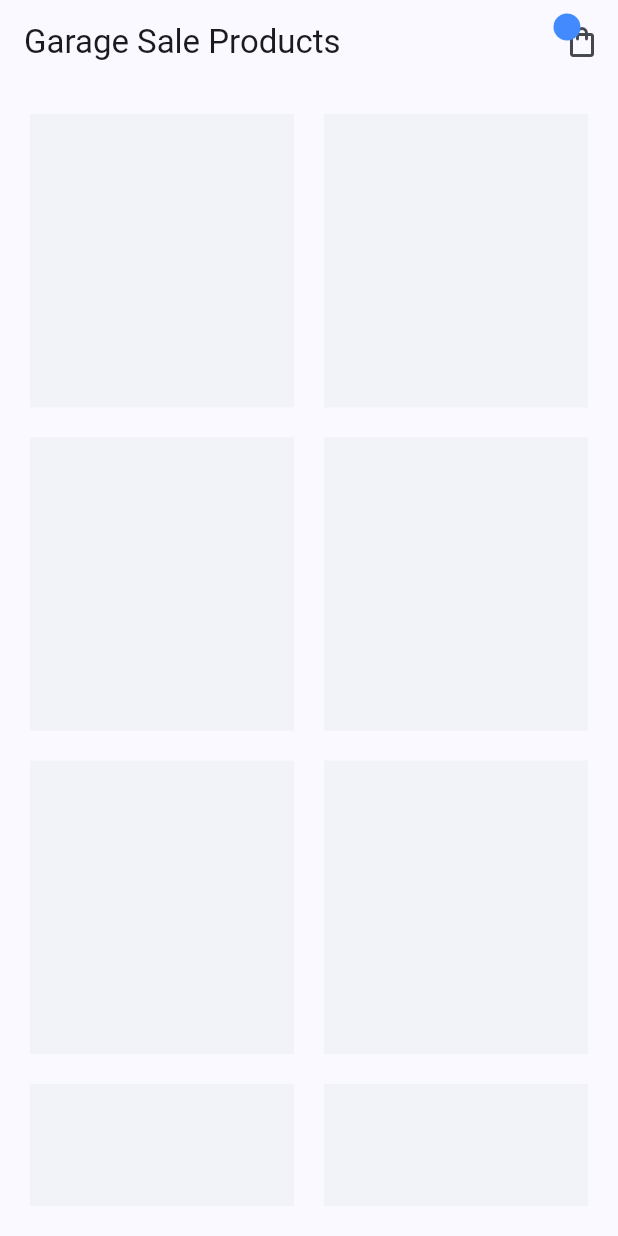
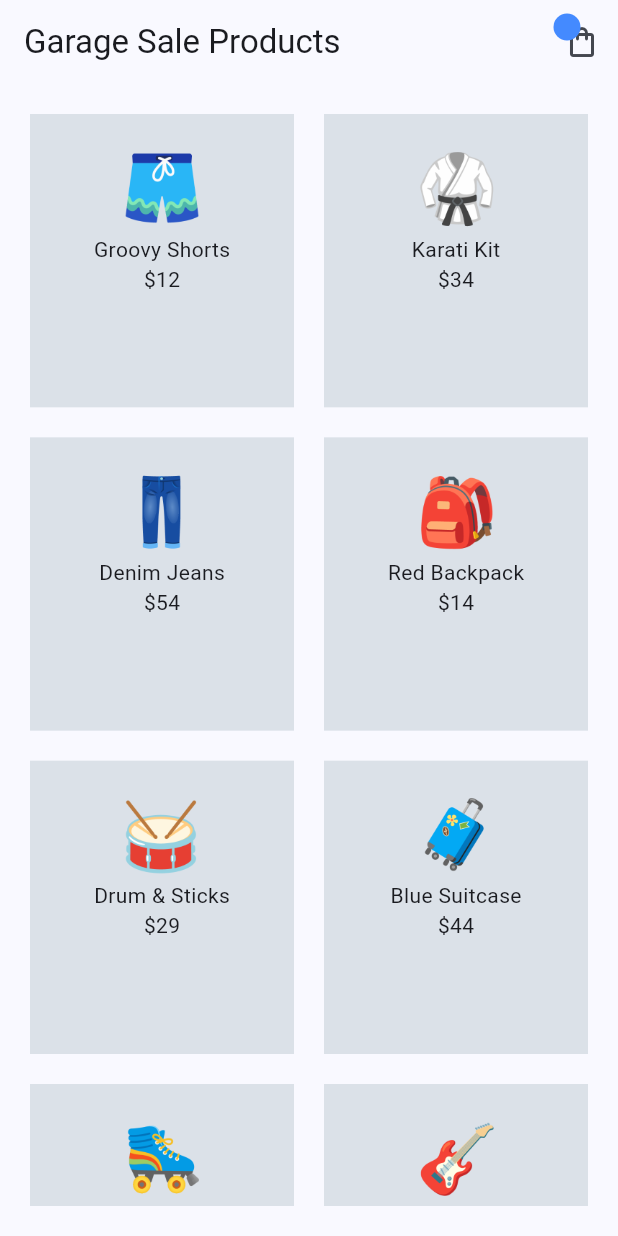
Before and after one commit to Enot-P/shop_riverpod, a Flutter app: the screen it shows after launch, on a phone screen of 412 x 824 dp. Run offline on Flutter 3.47's test engine with Material 3 defaults, Android fonts, the phone set to English and light mode, and no system bars; our stand-ins replace flutter_riverpod.

Commit message:
first provide

```diff
--- a/lib/main.dart
+++ b/lib/main.dart
@@ -1,8 +1,13 @@
 import 'package:flutter/material.dart';
+import 'package:flutter_riverpod/flutter_riverpod.dart';
 import 'package:shop_riverpod/screens/home/home_screen.dart';
 
 void main() {
-  runApp(const MyApp());
+  runApp(
+    const ProviderScope(
+      child: MyApp(),
+    ),
+  );
 }
 
 class MyApp extends StatelessWidget {
--- /dev/null
+++ b/lib/providers/products_provider.dart
@@ -0,0 +1,21 @@
+import 'package:flutter_riverpod/flutter_riverpod.dart';
+import 'package:shop_riverpod/models/product.dart';
+
+const List<Product> allProducts = [
+  Product(id: '1', title: 'Groovy Shorts', price: 12, image: 'assets/products/shorts.png'),
+  Product(id: '2', title: 'Karati Kit', price: 34, image: 'assets/products/karati.png'),
+  Product(id: '3', title: 'Denim Jeans', price: 54, image: 'assets/products/jeans.png'),
+  Product(id: '4', title: 'Red Backpack', price: 14, image: 'assets/products/backpack.png'),
+  Product(id: '5', title: 'Drum & Sticks', price: 29, image: 'assets/products/drum.png'),
+  Product(id: '6', title: 'Blue Suitcase', price: 44, image: 'assets/products/suitcase.png'),
+  Product(id: '7', title: 'Roller Skates', price: 52, image: 'assets/products/skates.png'),
+  Product(id: '8', title: 'Electric Guitar', price: 79, image: 'assets/products/guitar.png'),
+];
+
+final productsProvider = Provider((ref) {
+  return allProducts;
+});
+
+final reducedProductsProvider = Provider((ref) {
+  return allProducts.where((p) => p.price < 50).toList();
+});
--- a/lib/screens/home/home_screen.dart
+++ b/lib/screens/home/home_screen.dart
@@ -1,11 +1,14 @@
 import 'package:flutter/material.dart';
+import 'package:flutter_riverpod/flutter_riverpod.dart';
+import 'package:shop_riverpod/providers/products_provider.dart';
 import 'package:shop_riverpod/shared/cart_icon.dart';
 
-class HomeScreen extends StatelessWidget {
+class HomeScreen extends ConsumerWidget {
   const HomeScreen({super.key});
 
   @override
-  Widget build(BuildContext context) {
+  Widget build(BuildContext context, WidgetRef ref) {
+    final products = ref.watch(productsProvider);
     return Scaffold(
       appBar: AppBar(
         title: const Text('Garage Sale Products'),
@@ -14,7 +17,7 @@ class HomeScreen extends StatelessWidget {
       body: Padding(
         padding: const EdgeInsets.all(20),
         child: GridView.builder(
-          itemCount: 8,
+          itemCount: products.length,
           gridDelegate: const SliverGridDelegateWithFixedCrossAxisCount(
             crossAxisCount: 2,
             mainAxisSpacing: 20,
@@ -24,7 +27,14 @@ class HomeScreen extends StatelessWidget {
           itemBuilder: (context, index) {
             return Container(
               padding: const EdgeInsets.all(20),
-              color: Colors.blueGrey.withOpacity(0.05),
+              color: Colors.blueGrey.withAlpha(50),
+              child: Column(
+                children: [
+                  Image.asset(products[index].image, width: 60, height: 60),
+                  Text(products[index].title),
+                  Text('\$${products[index].price}'),
+                ],
+              ),
             );
           },
         ),
--- a/pubspec.yaml
+++ b/pubspec.yaml
@@ -11,6 +11,7 @@ dependencies:
   flutter:
     sdk: flutter
   cupertino_icons: ^1.0.8
+  flutter_riverpod: ^3.0.0
 
 dev_dependencies:
   flutter_test:
```
Also changed, not shown: pubspec.lock, 1 other file.
